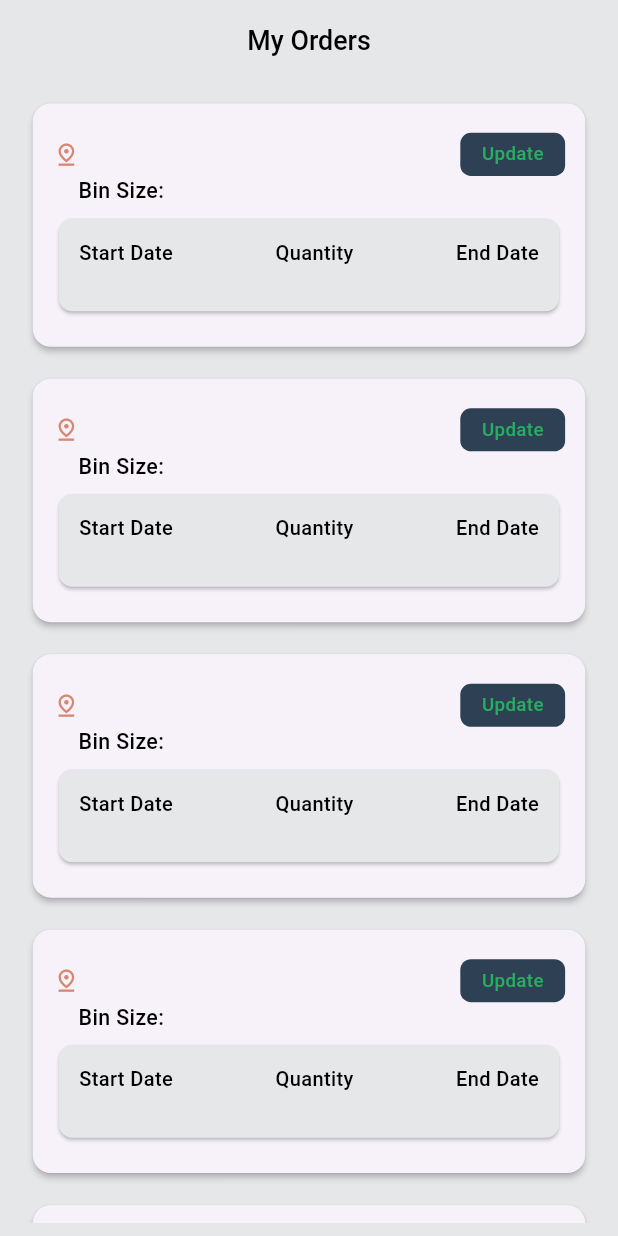
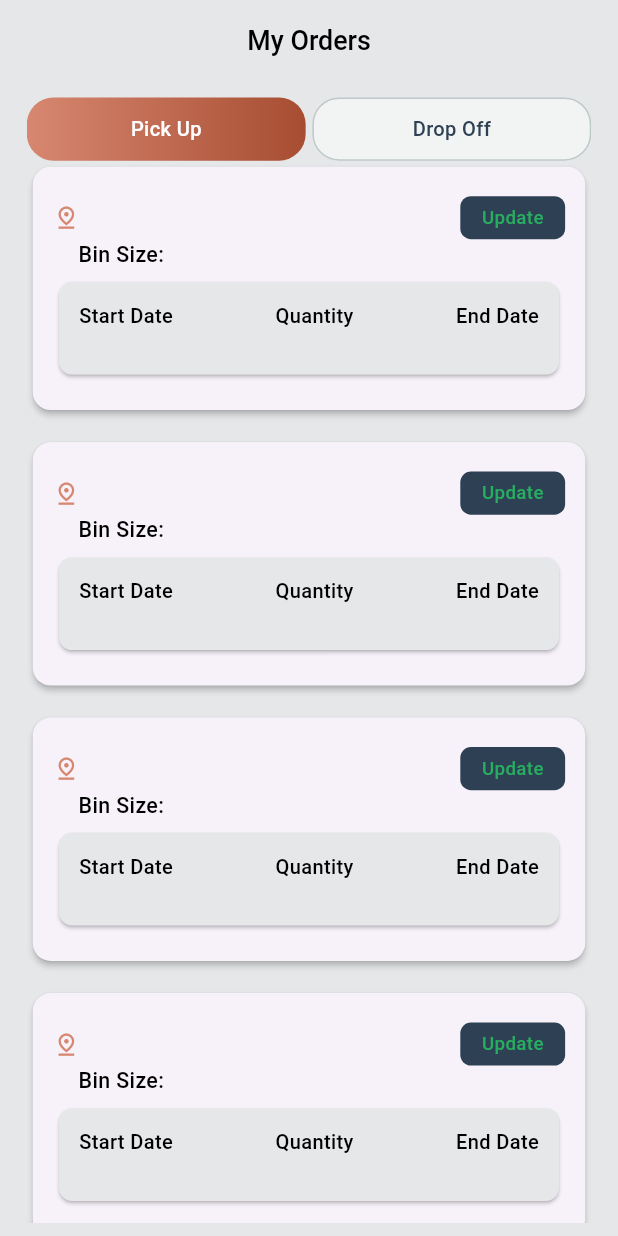
Before and after one commit to Nitin-U/cleanerapp, a Flutter app: the MyOrdersScreen screen opened directly, on a phone screen of 412 x 824 dp. Run offline on Flutter 3.47's test engine with Material 3 defaults, Android fonts, the phone set to English and light mode, and no system bars; our stand-ins replace dio, flutter_screenutil, google_fonts, loading_animation_widget, pinput; accounts and stored records are empty.

Commit message:
changed bottomsheet design of the binrequest

```diff
--- a/lib/utils/apiurl.dart
+++ b/lib/utils/apiurl.dart
@@ -1,6 +1,6 @@
 class AppUrl {
   static const mainUrl =
-      'https://c2fe-2400-1a00-b030-c65a-5578-780e-84cb-1308.ngrok-free.app/api/';
+      'https://5212-2404-7c00-44-fb17-85dc-1ca8-f9e1-c0cc.ngrok-free.app/api/';
   // static const mainUrl = 'http://127.0.0.1:8000/api/';
   static const loginurl = '${mainUrl}login';
   static const binbooking = '${mainUrl}bin-bookings';
--- a/lib/utils/appcolors.dart
+++ b/lib/utils/appcolors.dart
@@ -9,6 +9,8 @@ class CleanerAppcolors {
   static const primaryRedcolor = Color(0xffFA2C2C);
   static const primaryGreencolor = Color(0xff76BA1B);
   static const primarydarkGreencolor = Color(0xff27ae60);
+  static const primarypurple = Color(0xff696cff);
+  static const primarylightpurple = Color.fromARGB(255, 166, 167, 248);
 
   static const primarylightgreycolor = Color(0xfff2f4f4);
   static const primarybrowncolor = Color(0xffA74D32);
--- a/lib/view/dashboard_screens/home/components/greetings_card.dart
+++ b/lib/view/dashboard_screens/home/components/greetings_card.dart
@@ -23,8 +23,8 @@ class GreetingsCard extends StatelessWidget {
               child: DecoratedBox(
                 decoration: BoxDecoration(
                     gradient: LinearGradient(colors: [
-                      CleanerAppcolors.primarylightbrowncolor,
-                      CleanerAppcolors.primarybrowncolor
+                      CleanerAppcolors.primarylightpurple,
+                      CleanerAppcolors.primarypurple
                     ]),
                     borderRadius: BorderRadius.circular(20.r)),
                 child: Padding(
--- a/lib/view/dashboard_screens/home/home_view/home_screen.dart
+++ b/lib/view/dashboard_screens/home/home_view/home_screen.dart
@@ -2,8 +2,7 @@ import 'package:cleanerapp/custom_widget/cleaner_textfield.dart';
 import 'package:cleanerapp/custom_widget/transaction_route.dart';
 import 'package:cleanerapp/utils/appcolors.dart';
 import 'package:cleanerapp/utils/style.dart';
-import 'package:cleanerapp/view/authentication/login/login_provider/login_provider.dart';
-import 'package:cleanerapp/view/dashboard_screens/bin_request/bin_request_provider/bin_request_provider.dart';
+
 import 'package:cleanerapp/view/dashboard_screens/home/bin_search_bar/bin_search_bar_view.dart';
 import 'package:cleanerapp/view/dashboard_screens/home/components/cleaner_app_drawer/cleaner_app_drawer.dart';
 import 'package:cleanerapp/view/dashboard_screens/home/components/greetings_card.dart';
@@ -35,7 +34,7 @@ class _HomeScreenState extends State<HomeScreen> {
         return Scaffold(
           drawer: CleanerAppDrawer(),
           appBar: AppBar(
-            elevation: 0,
+            scrolledUnderElevation: 0,
             actions: [
               Builder(
                 builder: (context) => GestureDetector(
--- a/lib/view/dashboard_screens/my_orders/my_orders_provider/myorders_providers.dart
+++ /dev/null
@@ -1,21 +0,0 @@
-import 'package:flutter/material.dart';
-
-class MyordersProviders extends ChangeNotifier {
-
- List<String> ordersData = [
-    'Summers',
-    'Summers',
-    'Summers',
-    'Summers',
-    'Summers',
-    'Summers',
-    'Summers',
-    'Summers',
-    'Summers',
-    'Summers',
-    'Summers',
-    'Summers',
-    'Summers',
-    'Summers',
-  ];
-}
--- a/lib/view/dashboard_screens/my_orders/my_orders_view/my_orders_screen.dart
+++ b/lib/view/dashboard_screens/my_orders/my_orders_view/my_orders_screen.dart
@@ -1,7 +1,8 @@
 import 'package:cleanerapp/utils/appcolors.dart';
 import 'package:cleanerapp/utils/style.dart';
 import 'package:cleanerapp/view/dashboard_screens/my_orders/components/my_orders_card.dart';
-import 'package:cleanerapp/view/dashboard_screens/my_orders/my_orders_provider/myorders_providers.dart';
+import 'package:cleanerapp/view/dashboard_screens/my_orders/my_orders_provider/my_order_provider.dart';
+import 'package:cleanerapp/view/dashboard_screens/profile/components/my_order_tabs/my_orders_tabs.dart';
 import 'package:flutter/material.dart';
 import 'package:flutter_screenutil/flutter_screenutil.dart';
 import 'package:provider/provider.dart';
@@ -11,7 +12,7 @@ class MyOrdersScreen extends StatelessWidget {
 
   @override
   Widget build(BuildContext context) {
-    return Consumer<MyordersProviders>(
+    return Consumer<MyOrderProvider>(
       builder: (context, orders, child) {
         return Scaffold(
             appBar: AppBar(
@@ -29,9 +30,12 @@ class MyOrdersScreen extends StatelessWidget {
                 padding: EdgeInsets.symmetric(horizontal: 20, vertical: 10).r,
                 child: SingleChildScrollView(
                   child: Column(
+                    children: [
+                      MyOrdersTabs(),
+                      Column(
                         spacing: 15.r,
                         children: List.generate(
-                      orders.ordersData.length,
+                          6,
                           (index) => MyOrdersCard(
                             address: '',
                             quantity: '',
@@ -41,6 +45,8 @@ class MyOrdersScreen extends StatelessWidget {
                           ),
                         ),
                       ),
+                    ],
+                  ),
                 )));
       },
     );
--- a/lib/view/dashboard_screens/profile/components/my_order_tabs/my_orders_tabs.dart
+++ b/lib/view/dashboard_screens/profile/components/my_order_tabs/my_orders_tabs.dart
@@ -1,5 +1,5 @@
 import 'package:cleanerapp/utils/style.dart';
-import 'package:cleanerapp/view/dashboard_screens/profile/profile_provider/my_order_provider.dart';
+import 'package:cleanerapp/view/dashboard_screens/my_orders/my_orders_provider/my_order_provider.dart';
 import 'package:flutter/material.dart';
 import 'package:flutter_screenutil/flutter_screenutil.dart';
 import 'package:provider/provider.dart';
```
Also changed, not shown: lib/providers/cleaner_app_provider.dart (+3 -6 lines), lib/view/dashboard_screens/home/components/bin_booking_bottom_sheet/bin_booking_bottom_sheet.dart (added, +82 -0 lines), lib/view/dashboard_screens/home/components/pick_up/pick_up_list.dart (+10 -2 lines), lib/view/dashboard_screens/my_orders/my_orders_provider/my_order_provider.dart (renamed from lib/view/dashboard_screens/profile/profile_provider/my_order_provider.dart), pubspec.lock, 125 other files. Lines whose indentation alone changed are shown as unchanged.
